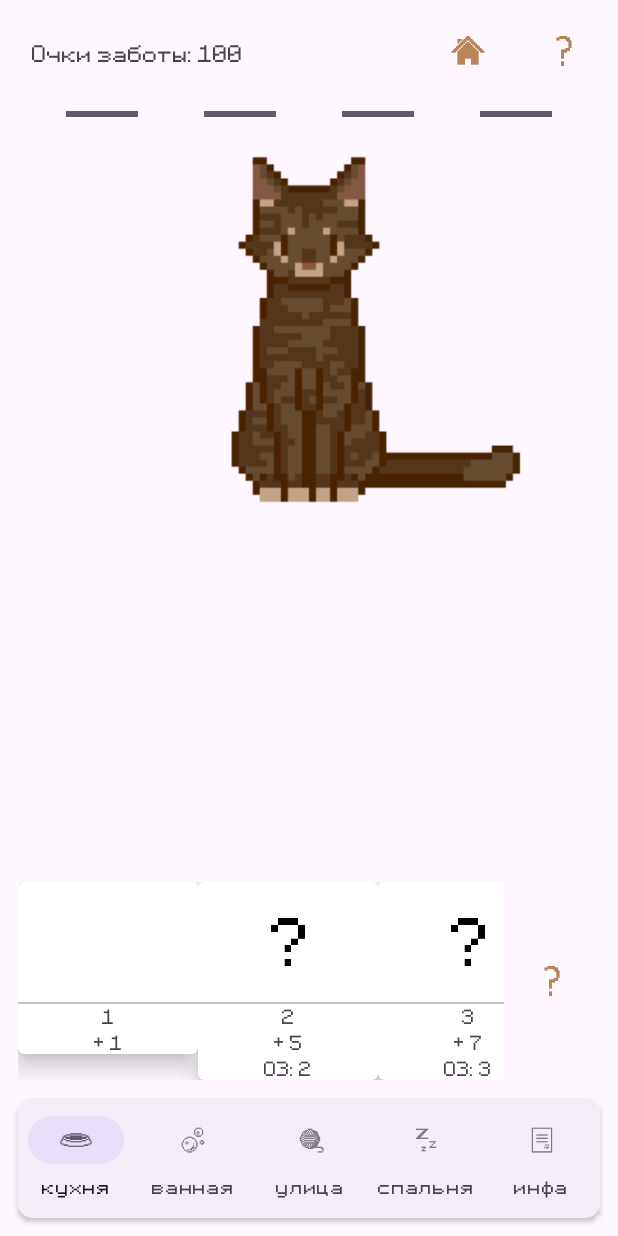
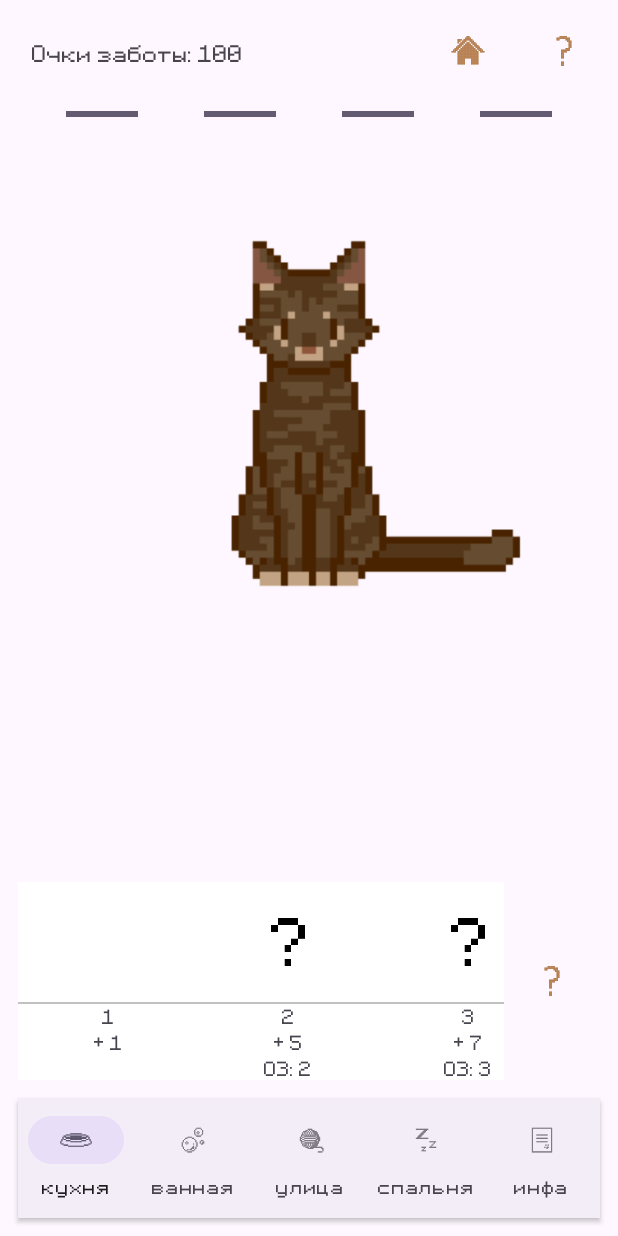
Before and after one commit to Karakurik/team2-project-summer-lab-2023, an Android app: the screen it shows after launch (GameActivity), after a tap on "Начать", on a phone screen of 412 x 824 dp. Run offline under Robolectric (Android 15) with nearby library versions, the phone set to English and light mode, and no system bars; our stand-ins replace navigation-ui.

Commit message:
little fix

```diff
--- a/app/src/main/java/ru/itis/team2/summer2023/lab/game/InfoFragment.kt
+++ b/app/src/main/java/ru/itis/team2/summer2023/lab/game/InfoFragment.kt
@@ -5,7 +5,6 @@ import android.os.Bundle
 import androidx.fragment.app.Fragment
 import android.view.View
 import ru.itis.team2.summer2023.lab.Cat
-import ru.itis.team2.summer2023.lab.CatRepository
 import ru.itis.team2.summer2023.lab.Constants
 import ru.itis.team2.summer2023.lab.R
 import ru.itis.team2.summer2023.lab.databinding.FragmentInfoBinding
--- a/app/src/main/java/ru/itis/team2/summer2023/lab/game/RecycleView/ProductItem.kt
+++ b/app/src/main/java/ru/itis/team2/summer2023/lab/game/RecycleView/ProductItem.kt
@@ -1,6 +1,6 @@
 package ru.itis.team2.summer2023.lab.game.RecycleView
 
-import android.view.View.GONE
+import android.view.View.INVISIBLE
 import androidx.recyclerview.widget.RecyclerView
 import ru.itis.team2.summer2023.lab.databinding.RvItemBinding
 
@@ -16,7 +16,7 @@ class ProductItem (
 
                 if (product.open) {
                     ivImage.setImageResource(product.picture)
-                    tvCarePoints.visibility = GONE
+                    tvCarePoints.visibility = INVISIBLE
                 }
                 else {
                     tvCarePoints.text = "ОЗ: ${product.carePoints}"
--- a/app/src/main/java/ru/itis/team2/summer2023/lab/start/CatalogFragment.kt
+++ b/app/src/main/java/ru/itis/team2/summer2023/lab/start/CatalogFragment.kt
@@ -6,7 +6,6 @@ import android.content.Context
 import android.content.Intent
 import android.content.SharedPreferences
 import android.os.Bundle
-import android.util.Log
 import androidx.fragment.app.Fragment
 import android.view.View
 import androidx.core.content.edit
--- a/app/src/main/res/layout/activity_game.xml
+++ b/app/src/main/res/layout/activity_game.xml
@@ -47,90 +47,88 @@
         android:layout_width="0dp"
         android:layout_height="300dp"
         android:layout_marginBottom="8dp"
-        android:layout_marginTop="50dp"
+        android:layout_marginTop="30dp"
         app:layout_constraintDimensionRatio="1:1"
-        app:layout_goneMarginTop="16dp"
         app:layout_constraintEnd_toEndOf="@id/game_container"
         app:layout_constraintStart_toStartOf="@id/game_container"
-        app:layout_constraintTop_toTopOf="@id/btn_to_start" />
+        app:layout_constraintTop_toBottomOf="@id/pb_happy" />
     <ImageView
         android:id="@+id/iv_cat_sad"
         android:layout_width="0dp"
         android:layout_height="300dp"
         android:layout_marginBottom="8dp"
-        android:layout_marginTop="50dp"
+        android:layout_marginTop="30dp"
         app:layout_constraintDimensionRatio="1:1"
         app:layout_constraintBottom_toTopOf="@id/game_container"
         app:layout_constraintEnd_toEndOf="@id/game_container"
         app:layout_constraintStart_toStartOf="@id/game_container"
-        app:layout_constraintTop_toTopOf="parent" />
+        app:layout_constraintTop_toBottomOf="@id/pb_happy" />
     <ImageView
         android:id="@+id/iv_cat_meow"
         android:layout_width="0dp"
         android:layout_height="300dp"
         android:layout_marginBottom="8dp"
-        android:layout_marginTop="50dp"
+        android:layout_marginTop="30dp"
         app:layout_constraintDimensionRatio="1:1"
         app:layout_constraintBottom_toTopOf="@id/game_container"
         app:layout_constraintEnd_toEndOf="@id/game_container"
         app:layout_constraintStart_toStartOf="@id/game_container"
-        app:layout_constraintTop_toTopOf="parent" />
+        app:layout_constraintTop_toBottomOf="@id/pb_happy"/>
     <ImageView
         android:id="@+id/iv_cat_eat"
         android:layout_width="0dp"
         android:layout_height="300dp"
         android:layout_marginBottom="8dp"
-        android:layout_marginTop="50dp"
+        android:layout_marginTop="30dp"
         app:layout_constraintDimensionRatio="1:1"
         app:layout_constraintBottom_toTopOf="@id/game_container"
         app:layout_constraintEnd_toEndOf="@id/game_container"
         app:layout_constraintStart_toStartOf="@id/game_container"
-        app:layout_constraintTop_toTopOf="parent" />
+        app:layout_constraintTop_toBottomOf="@id/pb_happy"/>
     <ImageView
         android:id="@+id/iv_cat_to_sleep"
         android:layout_width="0dp"
         android:layout_height="300dp"
         android:layout_marginBottom="8dp"
-        android:layout_marginTop="50dp"
+        android:layout_marginTop="30dp"
         app:layout_constraintDimensionRatio="1:1"
         app:layout_constraintBottom_toTopOf="@id/game_container"
         app:layout_constraintEnd_toEndOf="@id/game_container"
         app:layout_constraintStart_toStartOf="@id/game_container"
-        app:layout_constraintTop_toTopOf="parent" />
+        app:layout_constraintTop_toBottomOf="@id/pb_happy"/>
     <ImageView
         android:id="@+id/iv_cat_from_sleep"
         android:layout_width="0dp"
         android:layout_height="300dp"
         android:layout_marginBottom="8dp"
-        android:layout_marginTop="50dp"
+        android:layout_marginTop="30dp"
         app:layout_constraintDimensionRatio="1:1"
         app:layout_constraintBottom_toTopOf="@id/game_container"
         app:layout_constraintEnd_toEndOf="@id/game_container"
         app:layout_constraintStart_toStartOf="@id/game_container"
-        app:layout_constraintTop_toTopOf="parent" />
+        app:layout_constraintTop_toBottomOf="@id/pb_happy"/>
     <ImageView
         android:id="@+id/iv_cat_sleeping"
         android:layout_width="0dp"
         android:layout_height="300dp"
         android:layout_marginBottom="8dp"
-        android:layout_marginTop="50dp"
+        android:layout_marginTop="30dp"
         app:layout_constraintDimensionRatio="1:1"
         app:layout_constraintBottom_toTopOf="@id/game_container"
         app:layout_constraintEnd_toEndOf="@id/game_container"
         app:layout_constraintStart_toStartOf="@id/game_container"
-        app:layout_constraintTop_toTopOf="parent" />
+        app:layout_constraintTop_toBottomOf="@id/pb_happy"/>
     <ImageView
         android:id="@+id/iv_cat_wash"
         android:layout_width="0dp"
         android:layout_height="300dp"
         android:layout_marginBottom="8dp"
-        android:layout_marginTop="50dp"
+        android:layout_marginTop="30dp"
         app:layout_constraintDimensionRatio="1:1"
         app:layout_constraintBottom_toTopOf="@id/game_container"
         app:layout_constraintEnd_toEndOf="@id/game_container"
         app:layout_constraintStart_toStartOf="@id/game_container"
-        app:layout_constraintTop_toTopOf="parent" />
-
+        app:layout_constraintTop_toBottomOf="@id/pb_happy"/>
 
     <androidx.cardview.widget.CardView
         android:id="@+id/bnv"
@@ -141,7 +139,7 @@
         app:layout_constraintEnd_toEndOf="parent"
         android:layout_marginBottom="12dp"
         android:layout_marginHorizontal="12dp"
-        app:cardCornerRadius="10dp"
+        app:cardCornerRadius="0dp"
         android:elevation="50dp">
 
         <com.google.android.material.bottomnavigation.BottomNavigationView
--- a/app/src/main/res/layout/fragment_settings.xml
+++ b/app/src/main/res/layout/fragment_settings.xml
@@ -129,4 +129,15 @@
 
     </androidx.cardview.widget.CardView>
 
+    <Button
+        android:id="@+id/btn_language"
+        android:layout_width="wrap_content"
+        android:layout_height="wrap_content"
+        app:layout_constraintTop_toBottomOf="@id/cv_color"
+        app:layout_constraintEnd_toEndOf="parent"
+        app:layout_constraintStart_toStartOf="parent"
+        app:layout_constraintBottom_toBottomOf="parent"
+        android:textSize="20sp"
+        android:text="поменять язык"/>
+
 </androidx.constraintlayout.widget.ConstraintLayout>
--- a/app/src/main/res/layout/rv_item.xml
+++ b/app/src/main/res/layout/rv_item.xml
@@ -5,8 +5,8 @@
     android:layout_width="match_parent"
     android:layout_height="wrap_content"
     android:layout_marginHorizontal="8dp"
-    app:cardCornerRadius="4dp"
-    app:cardElevation="8dp"
+    app:cardCornerRadius="0dp"
+    app:cardElevation="0dp"
     android:background="@color/white"
     android:foreground="?selectableItemBackground">
 
```
